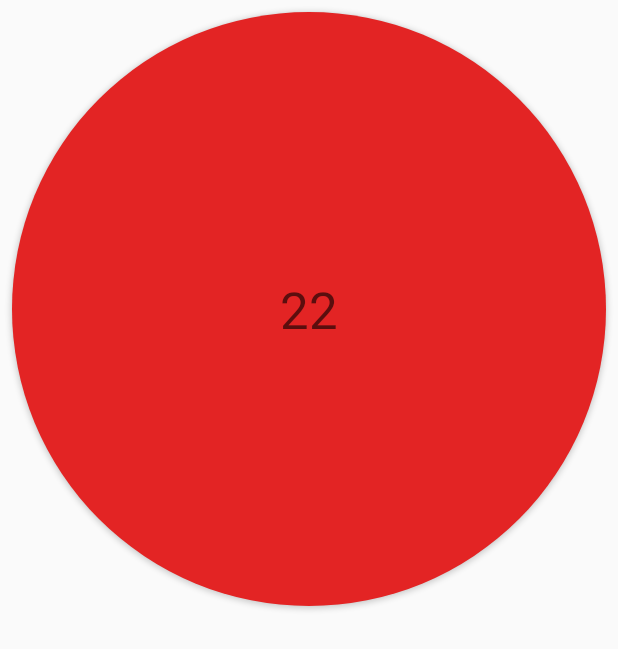
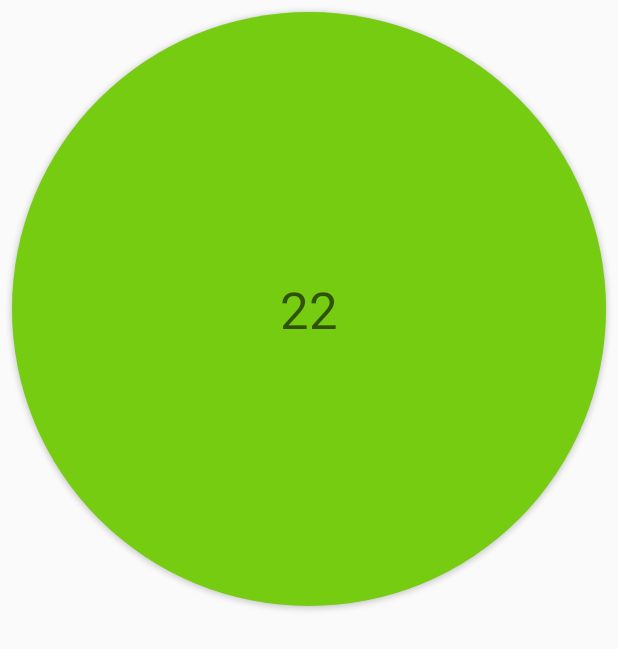
Before and after one commit to Kotlin-SideProject/Bingo_java, an Android app: the layout single_button.xml on its own in the app's theme, with its tools: preview values and no code run, on a phone screen of 412 x 824 dp. Shown: the top 649 px of the screen. Run offline under Robolectric (Android 15) with nearby library versions, the phone set to English and light mode, and no system bars.

```diff
--- a/app/src/main/res/drawable/circle_button.xml
+++ b/app/src/main/res/drawable/circle_button.xml
@@ -2,7 +2,7 @@
 <selector xmlns:android="http://schemas.android.com/apk/res/android">
     <item android:state_enabled="true">
         <shape android:shape="oval">
-            <solid android:color="#E32424">
+            <solid android:color="#75CC11">
 
             </solid>
         </shape>
@@ -10,7 +10,7 @@
 
     <item android:state_enabled="false">
         <shape android:shape="oval">
-            <solid android:color="#FFEB3B">
+            <solid android:color="#D62818">
 
             </solid>
         </shape>
```
Also changed, not shown: app/src/main/java/com/angus/bingo_java/BingoActivity.java (+23 -1 lines).
